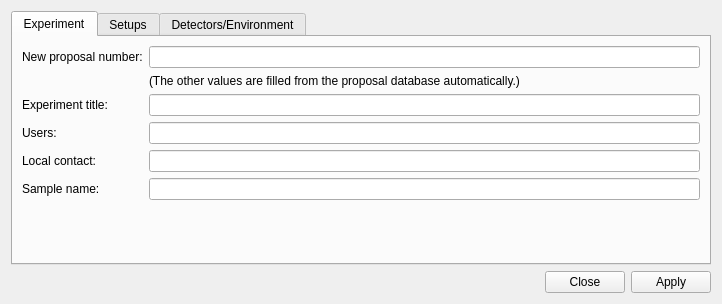
Old version of the form lib/nicos/clients/gui/panels/setup.ui in the repository mlz-ictrl/nicos.
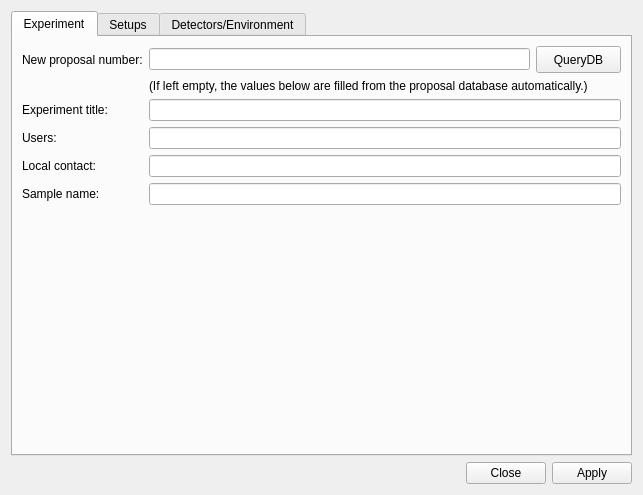
New version of the form.

Commit message:
GUI: improve handling of Proposaldb-related stuff
setup_panel gets a new button, propdb readouts are always converted to utf-8
(why is that callback called twice ???? annoying!)

Tested in demo mode, needs more beautification!

The edit to the form file:
```diff
--- a/lib/nicos/clients/gui/panels/setup.ui
+++ b/lib/nicos/clients/gui/panels/setup.ui
@@ -6,8 +6,8 @@
    <rect>
     <x>0</x>
     <y>0</y>
-    <width>722</width>
-    <height>304</height>
+    <width>643</width>
+    <height>495</height>
    </rect>
   </property>
   <property name="windowTitle">
@@ -36,13 +36,6 @@
          <item row="0" column="1">
           <widget class="QLineEdit" name="proposalNum"/>
          </item>
-         <item row="1" column="1">
-          <widget class="QLabel" name="propdbInfo">
-           <property name="text">
-            <string>(The other values are filled from the proposal database automatically.)</string>
-           </property>
-          </widget>
-         </item>
          <item row="2" column="0">
           <widget class="QLabel" name="label_6">
            <property name="text">
@@ -50,9 +43,6 @@
            </property>
           </widget>
          </item>
-         <item row="2" column="1">
-          <widget class="QLineEdit" name="expTitle"/>
-         </item>
          <item row="3" column="0">
           <widget class="QLabel" name="label_7">
            <property name="text">
@@ -60,9 +50,6 @@
            </property>
           </widget>
          </item>
-         <item row="3" column="1">
-          <widget class="QLineEdit" name="users"/>
-         </item>
          <item row="4" column="0">
           <widget class="QLabel" name="label_8">
            <property name="text">
@@ -70,9 +57,6 @@
            </property>
           </widget>
          </item>
-         <item row="4" column="1">
-          <widget class="QLineEdit" name="localContact"/>
-         </item>
          <item row="5" column="0">
           <widget class="QLabel" name="label_3">
            <property name="text">
@@ -80,7 +64,39 @@
            </property>
           </widget>
          </item>
-         <item row="5" column="1">
+         <item row="0" column="2" alignment="Qt::AlignRight|Qt::AlignTop">
+          <widget class="QPushButton" name="queryDBButton">
+           <property name="minimumSize">
+            <size>
+             <width>85</width>
+             <height>27</height>
+            </size>
+           </property>
+           <property name="toolTip">
+            <string>&lt;html&gt;&lt;head/&gt;&lt;body&gt;&lt;p&gt;Query the Proposal Database for Information about this proposal number.&lt;/p&gt;&lt;/body&gt;&lt;/html&gt;</string>
+           </property>
+           <property name="text">
+            <string>QueryDB</string>
+           </property>
+          </widget>
+         </item>
+         <item row="2" column="1" colspan="2">
+          <widget class="QLineEdit" name="expTitle"/>
+         </item>
+         <item row="1" column="1" colspan="2">
+          <widget class="QLabel" name="propdbInfo">
+           <property name="text">
+            <string>(If left empty, the values below are filled from the proposal database automatically.)</string>
+           </property>
+          </widget>
+         </item>
+         <item row="3" column="1" colspan="2">
+          <widget class="QLineEdit" name="users"/>
+         </item>
+         <item row="4" column="1" colspan="2">
+          <widget class="QLineEdit" name="localContact"/>
+         </item>
+         <item row="5" column="1" colspan="2">
           <widget class="QLineEdit" name="sampleName"/>
          </item>
         </layout>
```
The commit also changes 4 other files.
